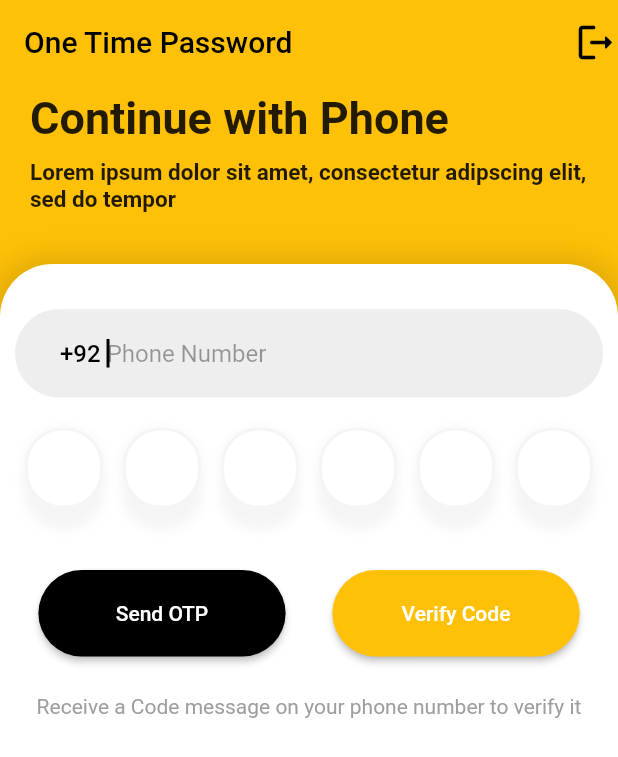
After one commit to ZaryabAlam/Deeps, a Flutter app: the OTPPage screen opened directly, on a phone screen of 412 x 824 dp. The commit adds this screen. Shown: the top 757 px of the screen. Run offline on Flutter 3.47's test engine with Material 2 defaults, Android fonts, the phone set to English and light mode, and no system bars; our stand-ins replace cloud_firestore, firebase_auth, firebase_core, firebase_database, firebase_storage, fluttertoast and 6 more; missing offline and left inert: dart:html; accounts and stored records are empty; network calls fail; statements that could not run were skipped.

Commit message:
Project Update

```diff
--- a/lib/main.dart
+++ b/lib/main.dart
@@ -6,7 +6,6 @@ import 'package:firebase_auth/firebase_auth.dart';
 import 'package:firebase_core/firebase_core.dart';
 import 'dart:ui' as ui;
 
-//test
 Future<void> main() async {
   WidgetsFlutterBinding.ensureInitialized();
   // runApp(
--- /dev/null
+++ b/lib/views/SignIN/OTP_page.dart
@@ -0,0 +1,291 @@
+import 'package:flutter/material.dart';
+
+import '../../Utils/loaderDialog.dart';
+import '../../Utils/logOut.dart';
+
+class OTPPage extends StatefulWidget {
+  const OTPPage({super.key});
+
+  @override
+  State<OTPPage> createState() => _OTPPageState();
+}
+
+class _OTPPageState extends State<OTPPage> {
+  final emailController = TextEditingController();
+  final phoneController = TextEditingController();
+  final otpController = TextEditingController();
+  var _numberForm = GlobalKey<FormState>();
+  bool isValidForm = false;
+  bool isLoading = false;
+
+  @override
+  Widget build(BuildContext context) {
+    final _h = MediaQuery.of(context).size.height;
+    final _w = MediaQuery.of(context).size.width;
+
+    return Scaffold(
+      backgroundColor: Colors.amber,
+      appBar: AppBar(
+        backgroundColor: Colors.amber,
+        title: Text("One Time Password", style: TextStyle(color: Colors.black)),
+        // centerTitle: true,
+        elevation: 0,
+        automaticallyImplyLeading: false,
+        iconTheme: IconThemeData(color: Colors.black),
+        actions: [
+          InkWell(
+            onTap: () {
+              Logout(context);
+            },
+            child: Icon(
+              Icons.logout_rounded,
+              size: 30,
+            ),
+          ),
+        ],
+      ),
+      body: SingleChildScrollView(
+        child: Stack(
+          children: [
+            Column(
+              mainAxisAlignment: MainAxisAlignment.start,
+              children: [
+                Padding(
+                  padding: EdgeInsets.symmetric(horizontal: 20),
+                  child: Column(
+                    children: [
+                      SizedBox(height: 5),
+                      Align(
+                        alignment: Alignment.centerLeft,
+                        child: Text(
+                          "Continue with Phone",
+                          style: TextStyle(
+                              fontWeight: FontWeight.bold, fontSize: 30),
+                        ),
+                      ),
+                      SizedBox(height: 10),
+                      Align(
+                        alignment: Alignment.centerLeft,
+                        child: Text(
+                          "Lorem ipsum dolor sit amet, consectetur adipscing elit, sed do tempor",
+                          style: TextStyle(
+                              fontWeight: FontWeight.bold, fontSize: 15),
+                        ),
+                      ),
+                    ],
+                  ),
+                ),
+              ],
+            ),
+            // Spacer(),
+
+            Column(
+              mainAxisAlignment: MainAxisAlignment.end,
+              children: [
+                SizedBox(height: 120),
+                Container(
+                  height: _h * 0.90,
+                  // width: double.infinity,
+                  decoration: BoxDecoration(
+                      boxShadow: [
+                        BoxShadow(
+                            color: Colors.black12,
+                            spreadRadius: 5,
+                            blurRadius: 15)
+                      ],
+                      color: Colors.white,
+                      borderRadius: BorderRadius.only(
+                          topRight: Radius.circular(35),
+                          topLeft: Radius.circular(35))),
+                  child: Form(
+                    key: _numberForm,
+                    child: Padding(
+                      padding:
+                          EdgeInsets.symmetric(horizontal: 10, vertical: 30),
+                      child: Column(
+                        mainAxisAlignment: MainAxisAlignment.start,
+                        children: [
+                          // SizedBox(height: 80),
+                          TextFormField(
+                            validator: (inputValue) {
+                              if (inputValue!.isEmpty) {
+                                return "Enter Phone";
+                              } else if (inputValue.length < 10 ||
+                                  inputValue.length > 10) {
+                                return "Please Enter Correct Phone";
+                              }
+                              return null;
+                            },
+                            controller: emailController,
+                            cursorColor: Colors.black,
+                            textInputAction: TextInputAction.done,
+                            keyboardType: TextInputType.phone,
+                            autofocus: true,
+                            decoration: InputDecoration(
+                                prefixText: '+92 ',
+                                prefixStyle: TextStyle(
+                                    color: Colors.black,
+                                    fontSize: 16,
+                                    fontWeight: FontWeight.w500),
+                                contentPadding: const EdgeInsets.symmetric(
+                                    vertical: 20.0, horizontal: 30.0),
+                                hintText: "Phone Number",
+                                hintStyle: TextStyle(color: Colors.black38),
+                                filled: true,
+                                fillColor: Colors.grey.shade200,
+                                border: OutlineInputBorder(
+                                    borderSide: BorderSide.none,
+                                    borderRadius: BorderRadius.circular(80))),
+                          ),
+                          SizedBox(height: 20),
+                          Row(
+                            mainAxisAlignment: MainAxisAlignment.spaceAround,
+                            children: [
+                              _textFieldOTP(first: true, last: false),
+                              _textFieldOTP(first: false, last: false),
+                              _textFieldOTP(first: false, last: false),
+                              _textFieldOTP(first: false, last: false),
+                              _textFieldOTP(first: false, last: false),
+                              _textFieldOTP(first: false, last: true),
+                            ],
+                          ),
+                          SizedBox(height: 30),
+                          Row(
+                            mainAxisAlignment: MainAxisAlignment.spaceAround,
+                            children: [
+                              Container(
+                                height: _h * 0.07,
+                                width: _w * 0.40,
+                                child: TextButton(
+                                    style: TextButton.styleFrom(
+                                        elevation: 2,
+                                        shape: RoundedRectangleBorder(
+                                            borderRadius:
+                                                BorderRadius.circular(80)),
+                                        primary: Colors.white,
+                                        backgroundColor: Colors.black,
+                                        minimumSize: Size.fromHeight(70)),
+                                    onPressed: () {
+                                      if (_numberForm.currentState!
+                                          .validate()) {
+                                        setState(() {
+                                          isValidForm = true;
+                                          isLoading = true;
+                                          showLoaderDialog(context);
+                                        });
+                                      } else {
+                                        setState(() {
+                                          isValidForm = false;
+                                        });
+                                      }
+                                    },
+                                    child: Text("Send OTP")),
+                              ),
+                              Container(
+                                height: _h * 0.07,
+                                width: _w * 0.40,
+                                child: TextButton(
+                                    style: TextButton.styleFrom(
+                                        elevation: 2,
+                                        shape: RoundedRectangleBorder(
+                                            borderRadius:
+                                                BorderRadius.circular(80)),
+                                        primary: Colors.white,
+                                        backgroundColor: Colors.amber,
+                                        minimumSize: Size.fromHeight(70)),
+                                    onPressed: () {
+                                      if (_numberForm.currentState!
+                                          .validate()) {
+                                        setState(() {
+                                          isValidForm = true;
+                                          isLoading = true;
+                                          showLoaderDialog(context);
+                                        });
+                                      } else {
+                                        setState(() {
+                                          isValidForm = false;
+                                        });
+                                      }
+                                    },
+                                    child: Text("Verify Code")),
+                              ),
+                            ],
+                          ),
+                          SizedBox(height: 25),
+                          Text(
+                            "Receive a Code message on your phone number to verify it",
+                            textAlign: TextAlign.center,
+                            style: TextStyle(
+                              color: Colors.grey,
+                            ),
+                          ),
+                        ],
+                      ),
+                    ),
+                  ),
+                ),
+              ],
+            )
+          ],
+        ),
+      ),
+    );
+  }
+
+  Widget _textFieldOTP({bool? first, last}) {
+    return Container(
+      height: 65,
+      decoration: BoxDecoration(
+        borderRadius: BorderRadius.circular(25),
+        boxShadow: [
+          BoxShadow(
+            color: Colors.grey.shade100,
+            spreadRadius: 1,
+            blurRadius: 6,
+            offset: const Offset(
+              0.0,
+              2.0,
+            ),
+          )
+        ],
+      ),
+      child: AspectRatio(
+        aspectRatio: 0.8,
+        child: TextField(
+          autofocus: true,
+          onChanged: (value) {
+            if (value.length == 1 && last == false) {
+              FocusScope.of(context).nextFocus();
+            }
+            if (value.length == 0 && first == false) {
+              FocusScope.of(context).previousFocus();
+            }
+          },
+          showCursor: false,
+          readOnly: false,
+          textAlign: TextAlign.center,
+          style: TextStyle(fontSize: 12, fontWeight: FontWeight.bold),
+          keyboardType: TextInputType.number,
+          maxLength: 1,
+          decoration: InputDecoration(
+            filled: true,
+            fillColor: Colors.white,
+            counter: Offstage(),
+            enabledBorder: OutlineInputBorder(
+                borderSide: BorderSide(
+                  width: 2,
+                  color: Colors.black.withOpacity(0.04),
+                ),
+                borderRadius: BorderRadius.circular(25)),
+            focusedBorder: OutlineInputBorder(
+                borderSide: BorderSide(
+                  width: 2,
+                  color: Colors.black54,
+                ),
+                borderRadius: BorderRadius.circular(25)),
+          ),
+        ),
+      ),
+    );
+  }
+}
--- a/lib/views/screens/app_page.dart
+++ b/lib/views/screens/app_page.dart
@@ -117,9 +117,9 @@ class _AppPageState extends State<AppPage> {
                       fontSize: 18),
                 ),
                 SizedBox(width: 0.8),
-                PlatformIconBox(Ecolor, FontAwesomeIcons.envelopeOpen),
+                PlatformIconBox(Ecolor, FontAwesomeIcons.solidEnvelopeOpen),
                 PlatformIconBox(Gcolor, FontAwesomeIcons.google),
-                PlatformIconBox(Ocolor, FontAwesomeIcons.envelopeOpen)
+                PlatformIconBox(Ocolor, FontAwesomeIcons.commentSms)
               ],
             ),
             SizedBox(height: 20),
```
Also changed, not shown: lib/views/SignIN/signin.dart (+11 -18 lines), lib/views/SignUP/Plateform_signup.dart (+29 -4 lines), 1 other file.
